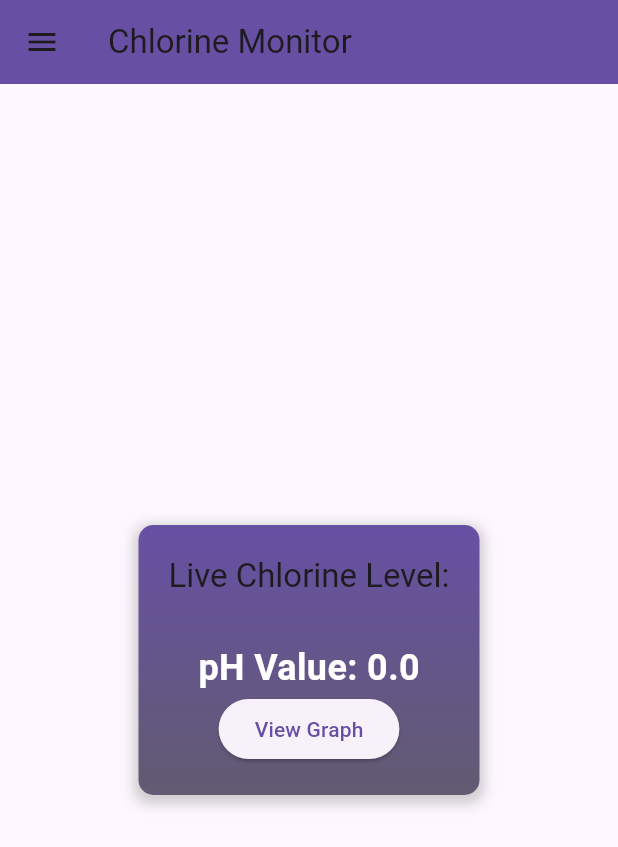
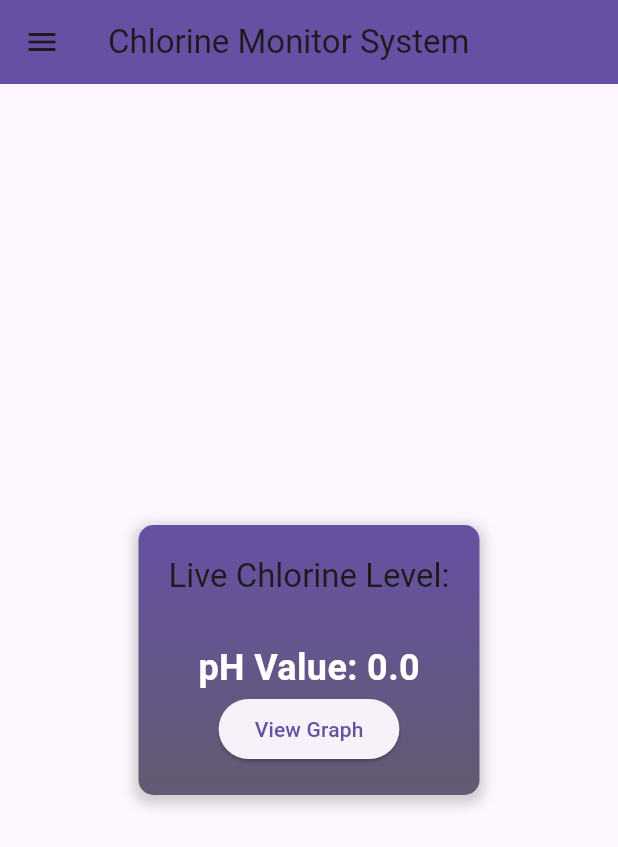
Before and after one commit to mohit-work/aqua, a Flutter app: the ChlorineLevelScreen screen opened directly, on a phone screen of 412 x 824 dp. Shown: the top 847 px of the screen. Run offline on Flutter 3.47's test engine with Material 3 defaults, Android fonts, the phone set to English and light mode, and no system bars; our stand-ins replace email_validator, firebase_auth, firebase_core, firebase_database, fl_chart; accounts and stored records are empty.

Commit message:
commit 11:14

```diff
--- a/lib/home.dart
+++ b/lib/home.dart
@@ -112,13 +112,11 @@ class _ChlorineLevelScreenState extends State<ChlorineLevelScreen>
     });
   }
 
-
-
   @override
   Widget build(BuildContext context) {
     return Scaffold(
       appBar: AppBar(
-        title: Text('Chlorine Monitor'),
+        title: Text('Chlorine Monitor System'),
         backgroundColor: Theme.of(context).colorScheme.primary,
       ),
       body: Container(
@@ -156,7 +154,7 @@ class _ChlorineLevelScreenState extends State<ChlorineLevelScreen>
                         'Live Chlorine Level:',
                         style: Theme.of(context).textTheme.headline6,
                       ),
-                      const SizedBox(height:30),
+                      const SizedBox(height: 30),
                       Text(
                         'pH Value: $_phValue',
                         style: TextStyle(
@@ -195,7 +193,7 @@ class _ChlorineLevelScreenState extends State<ChlorineLevelScreen>
             padding: EdgeInsets.zero,
             children: <Widget>[
               Padding(
-                 padding: const EdgeInsets.only(top:100,left:50,bottom: 20),
+                padding: const EdgeInsets.only(top: 100, left: 50, bottom: 20),
                 child: Text(
                   'User Feedback',
                   style: TextStyle(
@@ -206,7 +204,7 @@ class _ChlorineLevelScreenState extends State<ChlorineLevelScreen>
               ),
               Padding(
                 padding: const EdgeInsets.only(bottom: 20),
-                 child: Icon(Icons.person,size:80),
+                child: Icon(Icons.person, size: 80),
               ),
               ListTile(
                 title: const Text(
@@ -262,6 +260,4 @@ class _ChlorineLevelScreenState extends State<ChlorineLevelScreen>
       ),
     );
   }
-
-
 }
```
Lines whose indentation alone changed are shown as unchanged.
